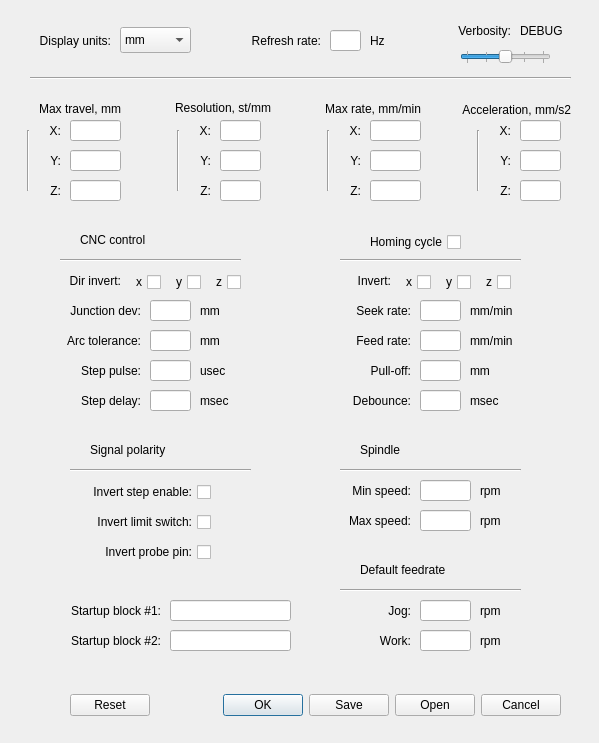
Old version of the form src/dlgconfig.ui in the repository NRSoft/GSharpie.
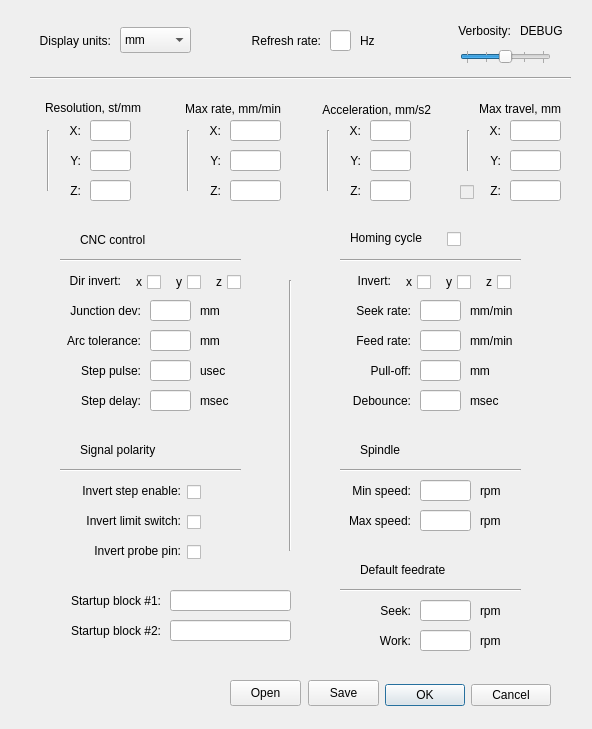
New version of the form.

Patch:
```diff
--- a/src/dlgconfig.ui
+++ b/src/dlgconfig.ui
@@ -6,8 +6,8 @@
    <rect>
     <x>0</x>
     <y>0</y>
-    <width>599</width>
-    <height>743</height>
+    <width>592</width>
+    <height>729</height>
    </rect>
   </property>
   <property name="windowTitle">
@@ -16,9 +16,9 @@
   <widget class="QDialogButtonBox" name="buttonBox">
    <property name="geometry">
     <rect>
-     <x>70</x>
-     <y>690</y>
-     <width>491</width>
+     <x>370</x>
+     <y>680</y>
+     <width>181</width>
      <height>31</height>
     </rect>
    </property>
@@ -26,13 +26,13 @@
     <enum>Qt::Horizontal</enum>
    </property>
    <property name="standardButtons">
-    <set>QDialogButtonBox::Cancel|QDialogButtonBox::Ok|QDialogButtonBox::Open|QDialogButtonBox::Reset|QDialogButtonBox::Save</set>
+    <set>QDialogButtonBox::Cancel|QDialogButtonBox::Ok</set>
    </property>
   </widget>
   <widget class="QLabel" name="label_20">
    <property name="geometry">
     <rect>
-     <x>440</x>
+     <x>300</x>
      <y>100</y>
      <width>131</width>
      <height>20</height>
@@ -48,7 +48,7 @@
   <widget class="QLineEdit" name="edit_maxTravelZ_4">
    <property name="geometry">
     <rect>
-     <x>520</x>
+     <x>370</x>
      <y>180</y>
      <width>41</width>
      <height>21</height>
@@ -61,7 +61,7 @@
   <widget class="QLineEdit" name="edit_maxTravelX_4">
    <property name="geometry">
     <rect>
-     <x>520</x>
+     <x>370</x>
      <y>120</y>
      <width>41</width>
      <height>21</height>
@@ -74,7 +74,7 @@
   <widget class="QLabel" name="label_19">
    <property name="geometry">
     <rect>
-     <x>490</x>
+     <x>340</x>
      <y>120</y>
      <width>21</width>
      <height>21</height>
@@ -90,7 +90,7 @@
   <widget class="QLineEdit" name="edit_maxTravelY_4">
    <property name="geometry">
     <rect>
-     <x>520</x>
+     <x>370</x>
      <y>150</y>
      <width>41</width>
      <height>21</height>
@@ -103,7 +103,7 @@
   <widget class="QLabel" name="label_18">
    <property name="geometry">
     <rect>
-     <x>490</x>
+     <x>340</x>
      <y>180</y>
      <width>21</width>
      <height>21</height>
@@ -119,7 +119,7 @@
   <widget class="QLabel" name="label_17">
    <property name="geometry">
     <rect>
-     <x>490</x>
+     <x>340</x>
      <y>150</y>
      <width>21</width>
      <height>21</height>
@@ -135,7 +135,7 @@
   <widget class="QLabel" name="label_21">
    <property name="geometry">
     <rect>
-     <x>150</x>
+     <x>20</x>
      <y>98</y>
      <width>121</width>
      <height>20</height>
@@ -151,7 +151,7 @@
   <widget class="QLineEdit" name="edit_maxTravelX_5">
    <property name="geometry">
     <rect>
-     <x>220</x>
+     <x>90</x>
      <y>120</y>
      <width>41</width>
      <height>21</height>
@@ -164,7 +164,7 @@
   <widget class="QLineEdit" name="edit_maxTravelZ_5">
    <property name="geometry">
     <rect>
-     <x>220</x>
+     <x>90</x>
      <y>180</y>
      <width>41</width>
      <height>21</height>
@@ -177,7 +177,7 @@
   <widget class="QLabel" name="label_22">
    <property name="geometry">
     <rect>
-     <x>190</x>
+     <x>60</x>
      <y>120</y>
      <width>21</width>
      <height>21</height>
@@ -193,7 +193,7 @@
   <widget class="QLineEdit" name="edit_maxTravelY_5">
    <property name="geometry">
     <rect>
-     <x>220</x>
+     <x>90</x>
      <y>150</y>
      <width>41</width>
      <height>21</height>
@@ -206,7 +206,7 @@
   <widget class="QLabel" name="label_23">
    <property name="geometry">
     <rect>
-     <x>190</x>
+     <x>60</x>
      <y>180</y>
      <width>21</width>
      <height>21</height>
@@ -222,7 +222,7 @@
   <widget class="QLabel" name="label_24">
    <property name="geometry">
     <rect>
-     <x>190</x>
+     <x>60</x>
      <y>150</y>
      <width>21</width>
      <height>21</height>
@@ -238,7 +238,7 @@
   <widget class="QLineEdit" name="edit_maxTravelY_6">
    <property name="geometry">
     <rect>
-     <x>70</x>
+     <x>510</x>
      <y>150</y>
      <width>51</width>
      <height>21</height>
@@ -251,7 +251,7 @@
   <widget class="QLabel" name="label_25">
    <property name="geometry">
     <rect>
-     <x>40</x>
+     <x>480</x>
      <y>180</y>
      <width>21</width>
      <height>21</height>
@@ -267,7 +267,7 @@
   <widget class="QLabel" name="label_26">
    <property name="geometry">
     <rect>
-     <x>20</x>
+     <x>460</x>
      <y>100</y>
      <width>101</width>
      <height>18</height>
@@ -283,7 +283,7 @@
   <widget class="QLabel" name="label_27">
    <property name="geometry">
     <rect>
-     <x>40</x>
+     <x>480</x>
      <y>150</y>
      <width>21</width>
      <height>21</height>
@@ -299,7 +299,7 @@
   <widget class="QLineEdit" name="edit_maxTravelZ_6">
    <property name="geometry">
     <rect>
-     <x>70</x>
+     <x>510</x>
      <y>180</y>
      <width>51</width>
      <height>21</height>
@@ -312,7 +312,7 @@
   <widget class="QLineEdit" name="edit_maxTravelX_6">
    <property name="geometry">
     <rect>
-     <x>70</x>
+     <x>510</x>
      <y>120</y>
      <width>51</width>
      <height>21</height>
@@ -325,7 +325,7 @@
   <widget class="QLabel" name="label_28">
    <property name="geometry">
     <rect>
-     <x>40</x>
+     <x>480</x>
      <y>120</y>
      <width>21</width>
      <height>21</height>
@@ -341,7 +341,7 @@
   <widget class="QLabel" name="label_29">
    <property name="geometry">
     <rect>
-     <x>340</x>
+     <x>200</x>
      <y>150</y>
      <width>21</width>
      <height>21</height>
@@ -357,7 +357,7 @@
   <widget class="QLabel" name="label_30">
    <property name="geometry">
     <rect>
-     <x>340</x>
+     <x>200</x>
      <y>120</y>
      <width>21</width>
      <height>21</height>
@@ -373,7 +373,7 @@
   <widget class="QLineEdit" name="edit_maxTravelZ_7">
    <property name="geometry">
     <rect>
-     <x>370</x>
+     <x>230</x>
      <y>180</y>
      <width>51</width>
      <height>21</height>
@@ -386,7 +386,7 @@
   <widget class="QLineEdit" name="edit_maxTravelY_7">
    <property name="geometry">
     <rect>
-     <x>370</x>
+     <x>230</x>
      <y>150</y>
      <width>51</width>
      <height>21</height>
@@ -399,7 +399,7 @@
   <widget class="QLabel" name="label_31">
    <property name="geometry">
     <rect>
-     <x>340</x>
+     <x>200</x>
      <y>180</y>
      <width>21</width>
      <height>21</height>
@@ -415,7 +415,7 @@
   <widget class="QLabel" name="label_32">
    <property name="geometry">
     <rect>
-     <x>300</x>
+     <x>160</x>
      <y>100</y>
      <width>121</width>
      <height>18</height>
@@ -431,7 +431,7 @@
   <widget class="QLineEdit" name="edit_maxTravelX_7">
    <property name="geometry">
     <rect>
-     <x>370</x>
+     <x>230</x>
      <y>120</y>
      <width>51</width>
      <height>21</height>
@@ -444,7 +444,7 @@
   <widget class="Line" name="line_2">
    <property name="geometry">
     <rect>
-     <x>170</x>
+     <x>40</x>
      <y>130</y>
      <width>16</width>
      <height>61</height>
@@ -457,10 +457,10 @@
   <widget class="Line" name="line_3">
    <property name="geometry">
     <rect>
-     <x>20</x>
+     <x>460</x>
      <y>130</y>
      <width>16</width>
-     <height>61</height>
+     <height>41</height>
     </rect>
    </property>
    <property name="orientation">
@@ -470,7 +470,7 @@
   <widget class="Line" name="line_4">
    <property name="geometry">
     <rect>
-     <x>320</x>
+     <x>180</x>
      <y>130</y>
      <width>16</width>
      <height>61</height>
@@ -483,7 +483,7 @@
   <widget class="Line" name="line_5">
    <property name="geometry">
     <rect>
-     <x>470</x>
+     <x>320</x>
      <y>130</y>
      <width>16</width>
      <height>61</height>
@@ -753,9 +753,9 @@
   <widget class="QCheckBox" name="checkBox_4">
    <property name="geometry">
     <rect>
-     <x>340</x>
-     <y>230</y>
-     <width>121</width>
+     <x>440</x>
+     <y>227</y>
+     <width>21</width>
      <height>24</height>
     </rect>
    </property>
@@ -763,7 +763,7 @@
     <enum>Qt::RightToLeft</enum>
    </property>
    <property name="text">
-    <string>Homing cycle</string>
+    <string/>
    </property>
   </widget>
   <widget class="QLabel" name="label_37">
@@ -1055,9 +1055,9 @@
   <widget class="QCheckBox" name="checkBox_7">
    <property name="geometry">
     <rect>
-     <x>70</x>
+     <x>180</x>
      <y>510</y>
-     <width>141</width>
+     <width>21</width>
      <height>24</height>
     </rect>
    </property>
@@ -1065,7 +1065,7 @@
     <enum>Qt::RightToLeft</enum>
    </property>
    <property name="text">
-    <string>Invert limit switch:</string>
+    <string/>
    </property>
   </widget>
   <widget class="QLabel" name="label_41">
@@ -1161,9 +1161,9 @@
   <widget class="QCheckBox" name="checkBox_9">
    <property name="geometry">
     <rect>
-     <x>70</x>
+     <x>180</x>
      <y>480</y>
-     <width>141</width>
+     <width>21</width>
      <height>24</height>
     </rect>
    </property>
@@ -1171,15 +1171,15 @@
     <enum>Qt::RightToLeft</enum>
    </property>
    <property name="text">
-    <string>Invert step enable:</string>
+    <string/>
    </property>
   </widget>
   <widget class="QCheckBox" name="checkBox_10">
    <property name="geometry">
     <rect>
-     <x>70</x>
+     <x>180</x>
      <y>540</y>
-     <width>141</width>
+     <width>21</width>
      <height>24</height>
     </rect>
    </property>
@@ -1187,7 +1187,7 @@
     <enum>Qt::RightToLeft</enum>
    </property>
    <property name="text">
-    <string>Invert probe pin:</string>
+    <string/>
    </property>
   </widget>
   <widget class="QLabel" name="label_14">
@@ -1209,7 +1209,7 @@
   <widget class="Line" name="line_8">
    <property name="geometry">
     <rect>
-     <x>70</x>
+     <x>60</x>
      <y>460</y>
      <width>181</width>
      <height>20</height>
@@ -1222,7 +1222,7 @@
   <widget class="QLabel" name="label_15">
    <property name="geometry">
     <rect>
-     <x>90</x>
+     <x>80</x>
      <y>440</y>
      <width>101</width>
      <height>20</height>
@@ -1281,7 +1281,7 @@
     </rect>
    </property>
    <property name="text">
-    <string>Jog:</string>
+    <string>Seek:</string>
    </property>
    <property name="alignment">
     <set>Qt::AlignRight|Qt::AlignTrailing|Qt::AlignVCenter</set>
@@ -1388,7 +1388,7 @@
     <rect>
      <x>330</x>
      <y>30</y>
-     <width>31</width>
+     <width>21</width>
      <height>21</height>
     </rect>
    </property>
@@ -1399,7 +1399,7 @@
   <widget class="QLabel" name="label_47">
    <property name="geometry">
     <rect>
-     <x>370</x>
+     <x>360</x>
      <y>30</y>
      <width>31</width>
      <height>21</height>
@@ -1432,7 +1432,7 @@
    <property name="geometry">
     <rect>
      <x>40</x>
-     <y>600</y>
+     <y>590</y>
      <width>121</width>
      <height>21</height>
     </rect>
@@ -1448,7 +1448,7 @@
    <property name="geometry">
     <rect>
      <x>170</x>
-     <y>600</y>
+     <y>590</y>
      <width>121</width>
      <height>21</height>
     </rect>
@@ -1458,7 +1458,7 @@
    <property name="geometry">
     <rect>
      <x>170</x>
-     <y>630</y>
+     <y>620</y>
      <width>121</width>
      <height>21</height>
     </rect>
@@ -1468,7 +1468,7 @@
    <property name="geometry">
     <rect>
      <x>40</x>
-     <y>630</y>
+     <y>620</y>
      <width>121</width>
      <height>21</height>
     </rect>
@@ -1554,6 +1554,122 @@
     <enum>Qt::Horizontal</enum>
    </property>
   </widget>
+  <widget class="QLabel" name="label_45">
+   <property name="geometry">
+    <rect>
+     <x>350</x>
+     <y>227</y>
+     <width>91</width>
+     <height>21</height>
+    </rect>
+   </property>
+   <property name="text">
+    <string>Homing cycle</string>
+   </property>
+  </widget>
+  <widget class="QLabel" name="label_54">
+   <property name="geometry">
+    <rect>
+     <x>60</x>
+     <y>480</y>
+     <width>121</width>
+     <height>21</height>
+    </rect>
+   </property>
+   <property name="text">
+    <string>Invert step enable:</string>
+   </property>
+   <property name="alignment">
+    <set>Qt::AlignRight|Qt::AlignTrailing|Qt::AlignVCenter</set>
+   </property>
+  </widget>
+  <widget class="QLabel" name="label_55">
+   <property name="geometry">
+    <rect>
+     <x>70</x>
+     <y>510</y>
+     <width>111</width>
+     <height>21</height>
+    </rect>
+   </property>
+   <property name="text">
+    <string>Invert limit switch:</string>
+   </property>
+   <property name="alignment">
+    <set>Qt::AlignRight|Qt::AlignTrailing|Qt::AlignVCenter</set>
+   </property>
+  </widget>
+  <widget class="QLabel" name="label_56">
+   <property name="geometry">
+    <rect>
+     <x>70</x>
+     <y>540</y>
+     <width>111</width>
+     <height>21</height>
+    </rect>
+   </property>
+   <property name="text">
+    <string>Invert probe pin:</string>
+   </property>
+   <property name="alignment">
+    <set>Qt::AlignRight|Qt::AlignTrailing|Qt::AlignVCenter</set>
+   </property>
+  </widget>
+  <widget class="QPushButton" name="btn_open">
+   <property name="geometry">
+    <rect>
+     <x>230</x>
+     <y>680</y>
+     <width>71</width>
+     <height>26</height>
+    </rect>
+   </property>
+   <property name="text">
+    <string>Open</string>
+   </property>
+  </widget>
+  <widget class="QPushButton" name="btn_save">
+   <property name="geometry">
+    <rect>
+     <x>308</x>
+     <y>680</y>
+     <width>71</width>
+     <height>26</height>
+    </rect>
+   </property>
+   <property name="text">
+    <string>Save</string>
+   </property>
+  </widget>
+  <widget class="QCheckBox" name="check_obeyMax">
+   <property name="enabled">
+    <bool>false</bool>
+   </property>
+   <property name="geometry">
+    <rect>
+     <x>460</x>
+     <y>180</y>
+     <width>21</width>
+     <height>24</height>
+    </rect>
+   </property>
+   <property name="text">
+    <string/>
+   </property>
+  </widget>
+  <widget class="Line" name="line_11">
+   <property name="geometry">
+    <rect>
+     <x>280</x>
+     <y>280</y>
+     <width>21</width>
+     <height>271</height>
+    </rect>
+   </property>
+   <property name="orientation">
+    <enum>Qt::Vertical</enum>
+   </property>
+  </widget>
  </widget>
  <resources/>
  <connections>
```
Left out of the diff: 133 changed lines with no effect on the pictures.
